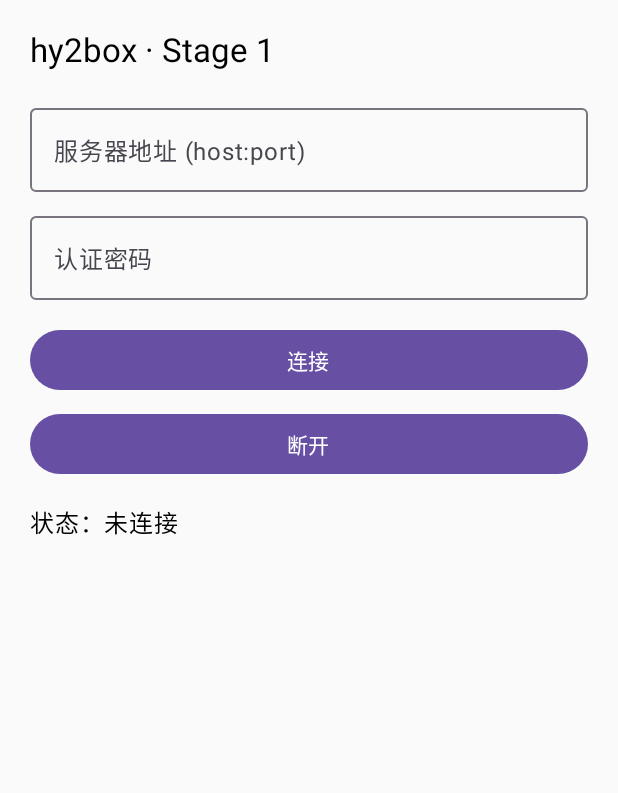
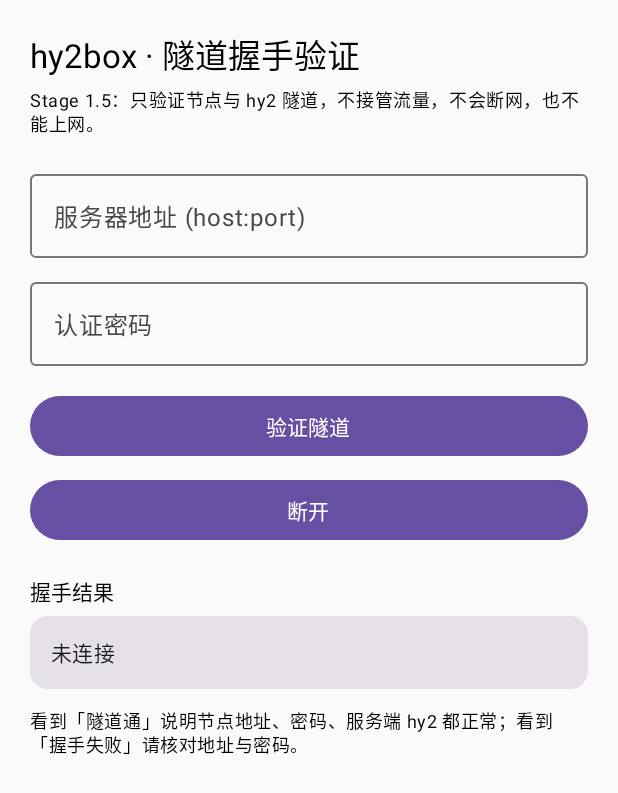
Before and after one commit to leeyuzero/hy2-android, an Android app built with Jetpack Compose: the screen it shows after launch (MainActivity), on a phone screen of 412 x 824 dp. Shown: the top 793 px of the screen. Run offline under Robolectric (Android 15) with nearby library versions, the phone set to English and light mode, and no system bars.

Commit message:
Add files via upload

```diff
--- a/app/src/main/java/com/pcxx/hy2box/Hy2Bridge.kt
+++ b/app/src/main/java/com/pcxx/hy2box/Hy2Bridge.kt
@@ -1,4 +1,10 @@
 package com.pcxx.hy2box
+
+// VpnService 与界面之间的轻量状态桥（避免引入广播/绑定服务的复杂度）
+object TunnelStatus {
+    @Volatile
+    var text: String = "未连接"
+}
 
 object Hy2Bridge {
     init {
@@ -7,6 +13,7 @@ object Hy2Bridge {
 
     external fun nativeInit(): Long
     external fun nativeStart(ptr: Long, server: String, auth: String): Boolean
+    external fun nativeGetStatus(ptr: Long): String?
     external fun nativeStop(ptr: Long)
     external fun nativeDestroy(ptr: Long)
 }
--- a/app/src/main/java/com/pcxx/hy2box/MainActivity.kt
+++ b/app/src/main/java/com/pcxx/hy2box/MainActivity.kt
@@ -4,6 +4,8 @@ import android.app.Activity
 import android.content.Intent
 import android.net.VpnService
 import android.os.Bundle
+import android.os.Handler
+import android.os.Looper
 import androidx.activity.ComponentActivity
 import androidx.activity.compose.setContent
 import androidx.activity.result.contract.ActivityResultContracts
@@ -16,12 +18,23 @@ import androidx.compose.ui.unit.dp
 class MainActivity : ComponentActivity() {
     private lateinit var store: ConfigStore
     private var status by mutableStateOf("未连接")
+    private val handler = Handler(Looper.getMainLooper())
+
+    private val statusPoll = object : Runnable {
+        override fun run() {
+            status = TunnelStatus.text
+            handler.postDelayed(this, 400)
+        }
+    }
 
     private val vpnLauncher = registerForActivityResult(
         ActivityResultContracts.StartActivityForResult()
     ) { result ->
         if (result.resultCode == Activity.RESULT_OK) startVpn()
-        else status = "VPN 权限被拒绝"
+        else {
+            TunnelStatus.text = "VPN 权限被拒绝"
+            status = TunnelStatus.text
+        }
     }
 
     override fun onCreate(savedInstanceState: Bundle?) {
@@ -34,7 +47,12 @@ class MainActivity : ComponentActivity() {
         setContent {
             MaterialTheme {
                 Column(Modifier.padding(20.dp)) {
-                    Text("hy2box · Stage 1", style = MaterialTheme.typography.titleLarge)
+                    Text("hy2box · 隧道握手验证", style = MaterialTheme.typography.titleLarge)
+                    Spacer(Modifier.height(4.dp))
+                    Text(
+                        "Stage 1.5：只验证节点与 hy2 隧道，不接管流量，不会断网，也不能上网。",
+                        style = MaterialTheme.typography.bodySmall
+                    )
                     Spacer(Modifier.height(16.dp))
                     OutlinedTextField(
                         value = serverInput,
@@ -52,22 +70,52 @@ class MainActivity : ComponentActivity() {
                     Spacer(Modifier.height(16.dp))
                     Button(onClick = {
                         store.save(Hy2Config(serverInput, authInput))
+                        TunnelStatus.text = "正在启动…"
                         val intent = VpnService.prepare(this@MainActivity)
                         if (intent != null) vpnLauncher.launch(intent) else startVpn()
                     }, modifier = Modifier.fillMaxWidth()) {
-                        Text("连接")
+                        Text("验证隧道")
                     }
                     Spacer(Modifier.height(8.dp))
-                    Button(onClick = { stopService(Intent(this@MainActivity, Hy2VpnService::class.java).apply {
-                        action = Hy2VpnService.ACTION_DISCONNECT
-                    }); status = "已断开" }, modifier = Modifier.fillMaxWidth()) {
+                    Button(onClick = {
+                        stopService(Intent(this@MainActivity, Hy2VpnService::class.java).apply {
+                            action = Hy2VpnService.ACTION_DISCONNECT
+                        })
+                        TunnelStatus.text = "已断开"
+                        status = "已断开"
+                    }, modifier = Modifier.fillMaxWidth()) {
                         Text("断开")
                     }
-                    Spacer(Modifier.height(16.dp))
-                    Text("状态：$status")
+                    Spacer(Modifier.height(20.dp))
+                    Text("握手结果", style = MaterialTheme.typography.labelLarge)
+                    Spacer(Modifier.height(6.dp))
+                    Card(Modifier.fillMaxWidth()) {
+                        Text(
+                            status,
+                            style = MaterialTheme.typography.bodyMedium,
+                            modifier = Modifier.padding(14.dp)
+                        )
+                    }
+                    Spacer(Modifier.height(12.dp))
+                    Text(
+                        "看到「隧道通」说明节点地址、密码、服务端 hy2 都正常；" +
+                            "看到「握手失败」请核对地址与密码。",
+                        style = MaterialTheme.typography.bodySmall
+                    )
                 }
             }
         }
+    }
+
+    override fun onResume() {
+        super.onResume()
+        handler.removeCallbacks(statusPoll)
+        handler.post(statusPoll)
+    }
+
+    override fun onPause() {
+        handler.removeCallbacks(statusPoll)
+        super.onPause()
     }
 
     private fun startVpn() {
@@ -75,6 +123,7 @@ class MainActivity : ComponentActivity() {
             action = Hy2VpnService.ACTION_CONNECT
         }
         startForegroundService(intent)
-        status = "连接中（Stage 1 smoke test，日志见 logcat: hy2core）"
+        TunnelStatus.text = "正在启动…"
+        status = "正在启动…"
     }
 }
```
Also changed, not shown: app/src/main/java/com/pcxx/hy2box/Hy2VpnService.kt (+31 -11 lines), 1 other file.
